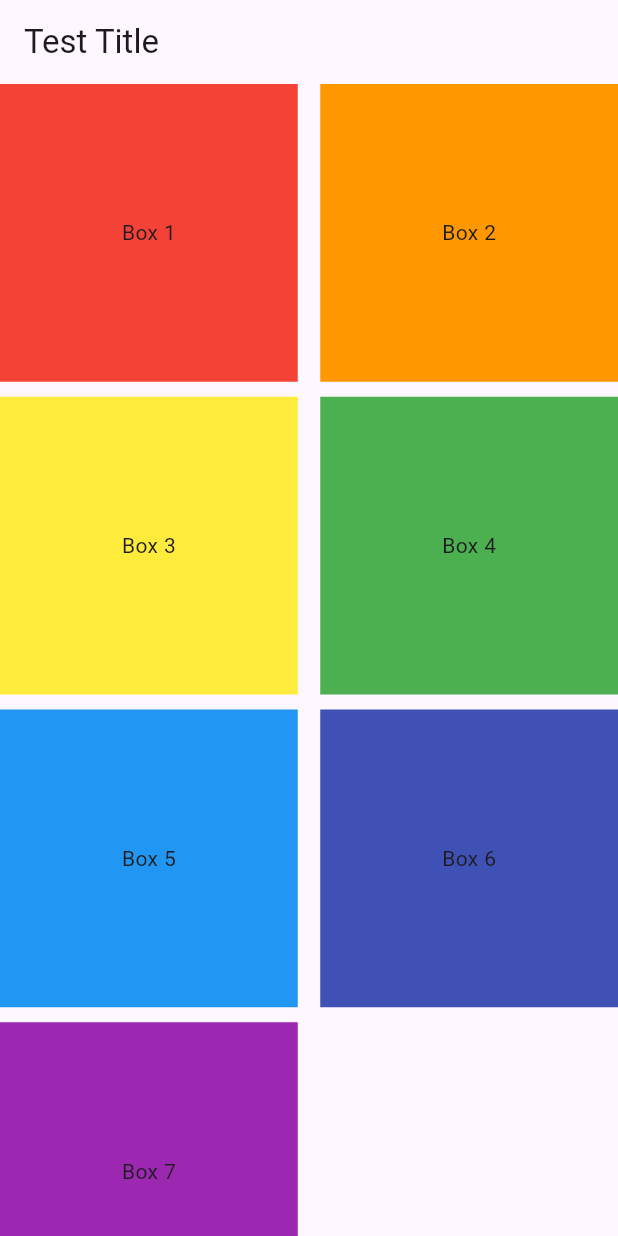
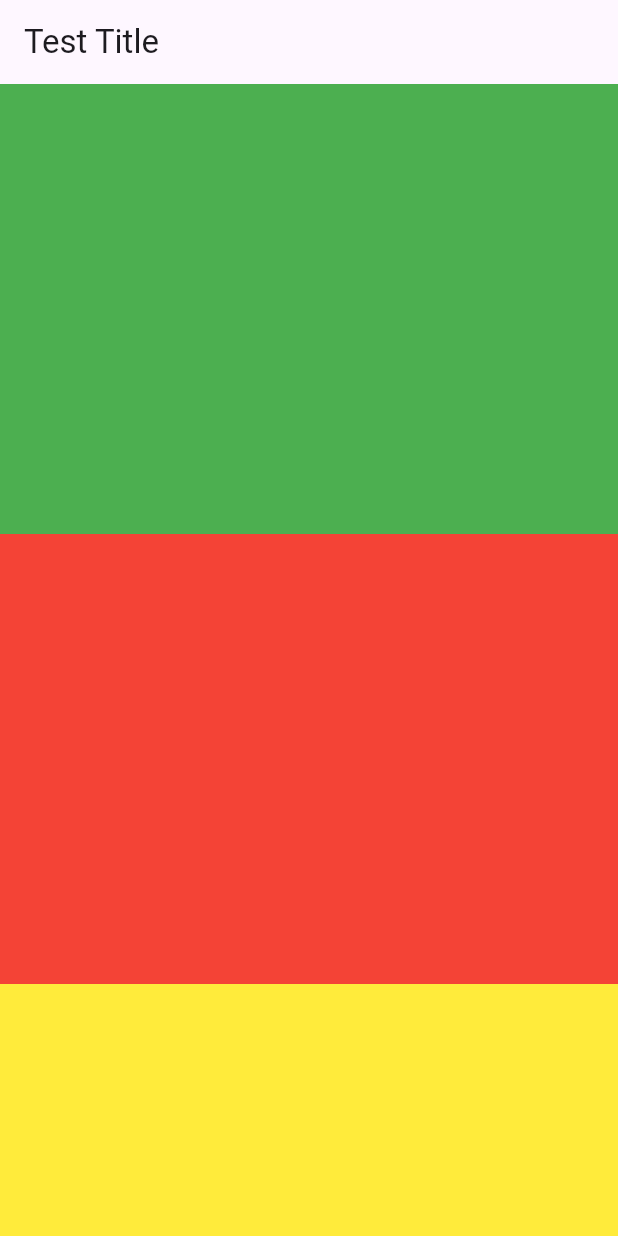
Before and after one commit to StudioZERONE/study_flutter_13_totally03_lec, a Flutter app: the screen it shows after launch, on a phone screen of 412 x 824 dp. Run offline on Flutter 3.47's test engine with Material 2 defaults, Android fonts, the phone set to English and light mode, and no system bars.

Commit message:
UI 공부 중. 스크롤뷰

```diff
--- a/lib/main.dart
+++ b/lib/main.dart
@@ -29,67 +29,61 @@ class MyHomePage extends StatefulWidget {
 }
 
 class _MyHomePageState extends State<MyHomePage> {
-  final postList = [
-    {
-      "number": "1",
-      "color": Colors.red,
-    },
-    {
-      "number": "2",
-      "color": Colors.orange,
-    },
-    {
-      "number": "3",
-      "color": Colors.yellow,
-    },
-    {
-      "number": "4",
-      "color": Colors.green,
-    },
-    {
-      "number": "5",
-      "color": Colors.blue,
-    },
-    {
-      "number": "6",
-      "color": Colors.indigo,
-    },
-    {
-      "number": "7",
-      "color": Colors.purple,
-    },
-  ];
+  // final postList = [
+  //   {
+  //     "number": "1",
+  //     "color": Colors.red,
+  //   },
+  //   {
+  //     "number": "2",
+  //     "color": Colors.orange,
+  //   },
+  //   {
+  //     "number": "3",
+  //     "color": Colors.yellow,
+  //   },
+  //   {
+  //     "number": "4",
+  //     "color": Colors.green,
+  //   },
+  //   {
+  //     "number": "5",
+  //     "color": Colors.blue,
+  //   },
+  //   {
+  //     "number": "6",
+  //     "color": Colors.indigo,
+  //   },
+  //   {
+  //     "number": "7",
+  //     "color": Colors.purple,
+  //   },
+  // ];
 
   @override
   Widget build(BuildContext context) {
     return Scaffold(
       appBar: AppBar(title: const Text('Test Title')),
-      body: GridView.builder(
-        gridDelegate: const SliverGridDelegateWithFixedCrossAxisCount(
-          crossAxisCount: 2,
-          crossAxisSpacing: 15,
-          mainAxisSpacing: 10,
+      body: SingleChildScrollView(
+        child: Column(
+          children: [
+            Container(
+              width: MediaQuery.of(context).size.width,
+              height: 300,
+              color: Colors.green,
+            ),
+            Container(
+              width: MediaQuery.of(context).size.width,
+              height: 300,
+              color: Colors.red,
+            ),
+            Container(
+              width: MediaQuery.of(context).size.width,
+              height: 300,
+              color: Colors.yellow,
+            ),
+          ],
         ),
-        itemCount: postList.length,
-        itemBuilder: (BuildContext context, int index) {
-          return postConatiner(
-            number: postList[index]["number"] as String,
-            colorData: postList[index]["color"] as Color,
-          );
-        },
-      ),
-    );
-  }
-
-  Widget postConatiner({
-    String number = "0",
-    Color colorData = Colors.amber,
-  }) {
-    return Container(
-      height: 200,
-      color: colorData,
-      child: Center(
-        child: Text("Box $number"),
       ),
     );
   }
```
